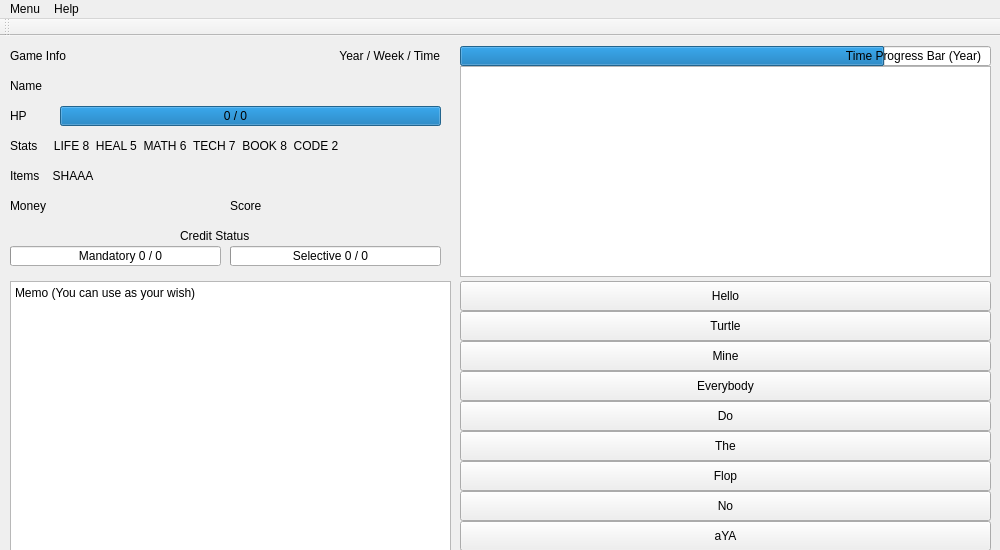
Qt form sugang_simulator_2017.ui (CRYPTOGRAPHCODER/project_se271) before a commit.
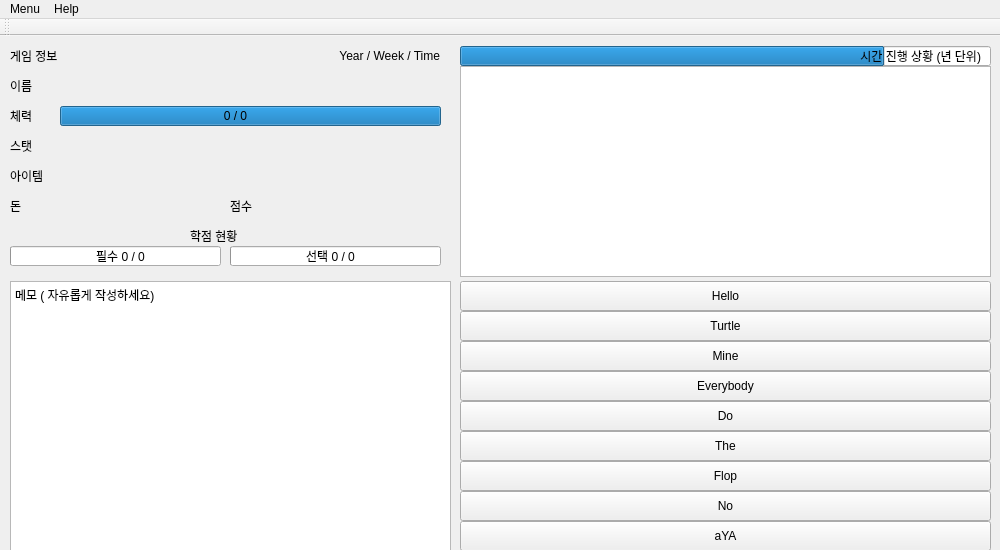
The same form after that commit.

Diff of the .ui file:
```diff
--- a/sugang_simulator_2017.ui
+++ b/sugang_simulator_2017.ui
@@ -30,7 +30,7 @@
      </rect>
     </property>
     <property name="text">
-     <string>Game Info</string>
+     <string>게임 정보</string>
     </property>
    </widget>
    <widget class="QLabel" name="text_time">
@@ -59,7 +59,7 @@
      </rect>
     </property>
     <property name="text">
-     <string>Name</string>
+     <string>이름</string>
     </property>
    </widget>
    <widget class="QLabel" name="text_hp">
@@ -113,7 +113,7 @@
      </rect>
     </property>
     <property name="text">
-     <string>HP</string>
+     <string>체력</string>
     </property>
    </widget>
    <widget class="QLabel" name="text_stats">
@@ -126,7 +126,7 @@
      </rect>
     </property>
     <property name="text">
-     <string>Stats     LIFE 8  HEAL 5  MATH 6  TECH 7  BOOK 8  CODE 2</string>
+     <string>스탯</string>
     </property>
    </widget>
    <widget class="QLabel" name="text_items">
@@ -139,7 +139,7 @@
      </rect>
     </property>
     <property name="text">
-     <string>Items    SHAAA</string>
+     <string>아이템</string>
     </property>
    </widget>
    <widget class="QProgressBar" name="prog_credit_selective">
@@ -186,14 +186,14 @@
    <widget class="QLabel" name="text_req_credit">
     <property name="geometry">
      <rect>
-      <x>180</x>
+      <x>190</x>
       <y>190</y>
-      <width>91</width>
+      <width>61</width>
       <height>20</height>
      </rect>
     </property>
     <property name="text">
-     <string>Credit Status</string>
+     <string>학점 현황</string>
     </property>
    </widget>
    <widget class="QLabel" name="text_score">
@@ -206,7 +206,7 @@
      </rect>
     </property>
     <property name="text">
-     <string>Score</string>
+     <string>점수</string>
     </property>
    </widget>
    <widget class="QLabel" name="text_money">
@@ -219,7 +219,7 @@
      </rect>
     </property>
     <property name="text">
-     <string>Money</string>
+     <string>돈</string>
     </property>
    </widget>
    <widget class="QLabel" name="text_credit_mandatory">
@@ -232,7 +232,7 @@
      </rect>
     </property>
     <property name="text">
-     <string>Mandatory 0 / 0</string>
+     <string>필수 0 / 0</string>
     </property>
     <property name="alignment">
      <set>Qt::AlignCenter</set>
@@ -248,7 +248,7 @@
      </rect>
     </property>
     <property name="text">
-     <string>Selective 0 / 0</string>
+     <string>선택 0 / 0</string>
     </property>
     <property name="alignment">
      <set>Qt::AlignCenter</set>
@@ -268,7 +268,7 @@
 &lt;html&gt;&lt;head&gt;&lt;meta name=&quot;qrichtext&quot; content=&quot;1&quot; /&gt;&lt;style type=&quot;text/css&quot;&gt;
 p, li { white-space: pre-wrap; }
 &lt;/style&gt;&lt;/head&gt;&lt;body style=&quot; font-family:'Gulim'; font-size:9pt; font-weight:400; font-style:normal;&quot;&gt;
-&lt;p style=&quot; margin-top:0px; margin-bottom:0px; margin-left:0px; margin-right:0px; -qt-block-indent:0; text-indent:0px;&quot;&gt;Memo (You can use as your wish)&lt;/p&gt;&lt;/body&gt;&lt;/html&gt;</string>
+&lt;p style=&quot; margin-top:0px; margin-bottom:0px; margin-left:0px; margin-right:0px; -qt-block-indent:0; text-indent:0px;&quot;&gt;메모 ( 자유롭게 작성하세요)&lt;/p&gt;&lt;/body&gt;&lt;/html&gt;</string>
     </property>
    </widget>
    <widget class="QProgressBar" name="prog_time">
@@ -467,7 +467,7 @@
      </rect>
     </property>
     <property name="text">
-     <string>Time Progress Bar (Year)</string>
+     <string>시간 진행 상황 (년 단위)</string>
     </property>
     <property name="alignment">
      <set>Qt::AlignRight|Qt::AlignTrailing|Qt::AlignVCenter</set>
```
